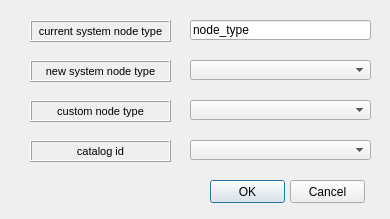
This is ui/change_node_type.ui in Giswater/giswater_qgis_plugin as Qt 5 draws it before an edit. The edited form follows.
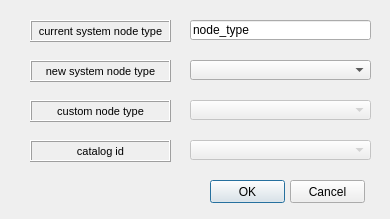
This is the edited form.

What changed in the file:
```diff
--- a/ui/change_node_type.ui
+++ b/ui/change_node_type.ui
@@ -53,6 +53,9 @@
    </property>
   </widget>
   <widget class="QComboBox" name="node_nodecat_id">
+   <property name="enabled">
+    <bool>false</bool>
+   </property>
    <property name="geometry">
     <rect>
      <x>190</x>
@@ -169,6 +172,9 @@
    </property>
   </widget>
   <widget class="QComboBox" name="node_node_type_new">
+   <property name="enabled">
+    <bool>false</bool>
+   </property>
    <property name="geometry">
     <rect>
      <x>190</x>
```
